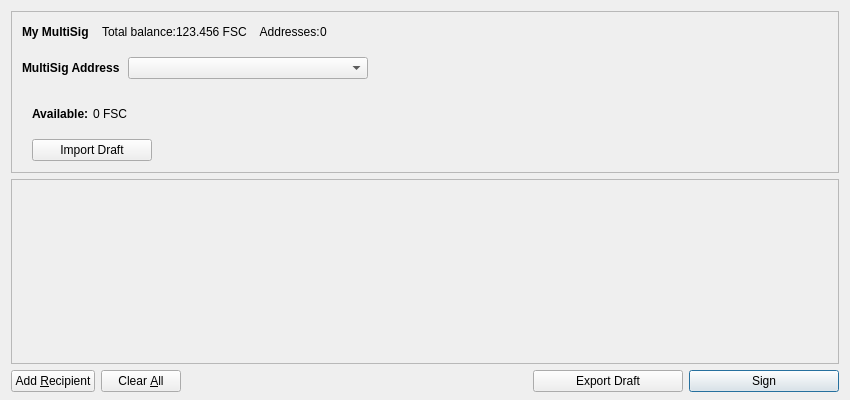
This is src/qt/forms/multisigdialog.ui in 60E/naocanfen as Qt 5 draws it before an edit. The edited form follows.
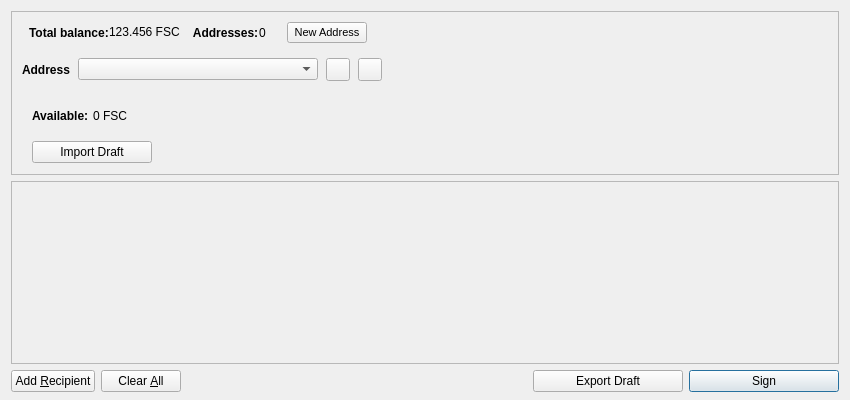
This is the edited form. Icons and pictures are not drawn.

Commit message: sign and send MultiSig transaction

Patch:
```diff
--- a/src/qt/forms/multisigdialog.ui
+++ b/src/qt/forms/multisigdialog.ui
@@ -87,12 +87,18 @@
              <string notr="true">font-weight:bold;</string>
             </property>
             <property name="text">
-             <string>My MultiSig    </string>
+             <string/>
             </property>
            </widget>
           </item>
           <item>
            <widget class="QLabel" name="label">
+            <property name="font">
+             <font>
+              <weight>75</weight>
+              <bold>true</bold>
+             </font>
+            </property>
             <property name="text">
              <string>Total balance:</string>
             </property>
@@ -113,6 +119,12 @@
           </item>
           <item>
            <widget class="QLabel" name="labelAddresses">
+            <property name="font">
+             <font>
+              <weight>75</weight>
+              <bold>true</bold>
+             </font>
+            </property>
             <property name="text">
              <string>    Addresses:</string>
             </property>
@@ -120,11 +132,33 @@
           </item>
           <item>
            <widget class="QLabel" name="labelAddressesNum">
+            <property name="minimumSize">
+             <size>
+              <width>28</width>
+              <height>0</height>
+             </size>
+            </property>
             <property name="text">
              <string>0</string>
             </property>
            </widget>
           </item>
+          <item>
+           <widget class="QPushButton" name="btnCreateAddr">
+            <property name="font">
+             <font>
+              <pointsize>8</pointsize>
+             </font>
+            </property>
+            <property name="text">
+             <string>New Address</string>
+            </property>
+            <property name="icon">
+             <iconset resource="../bitcoin.qrc">
+              <normaloff>:/icons/add</normaloff>:/icons/add</iconset>
+            </property>
+           </widget>
+          </item>
           <item>
            <spacer name="horizontalSpacer_2">
             <property name="orientation">
@@ -141,7 +175,7 @@
          </layout>
         </item>
         <item>
-         <layout class="QHBoxLayout" name="horizontalLayoutCoinControl2" stretch="0,0,0">
+         <layout class="QHBoxLayout" name="horizontalLayoutCoinControl2" stretch="0,0,0,0,0">
           <property name="spacing">
            <number>8</number>
           </property>
@@ -157,7 +191,7 @@
              </font>
             </property>
             <property name="text">
-             <string>MultiSig Address</string>
+             <string>Address</string>
             </property>
             <property name="margin">
              <number>5</number>
@@ -198,6 +232,34 @@
             </property>
            </widget>
           </item>
+          <item>
+           <widget class="QToolButton" name="btnExportAddr">
+            <property name="toolTip">
+             <string>Export MultiSig Address</string>
+            </property>
+            <property name="text">
+             <string/>
+            </property>
+            <property name="icon">
+             <iconset resource="../bitcoin.qrc">
+              <normaloff>:/icons/export2</normaloff>:/icons/export2</iconset>
+            </property>
+           </widget>
+          </item>
+          <item>
+           <widget class="QToolButton" name="btnImportAddr">
+            <property name="toolTip">
+             <string>Import MultiSig Address</string>
+            </property>
+            <property name="text">
+             <string/>
+            </property>
+            <property name="icon">
+             <iconset resource="../bitcoin.qrc">
+              <normaloff>:/icons/import</normaloff>:/icons/import</iconset>
+            </property>
+           </widget>
+          </item>
           <item>
            <spacer name="horizontalSpacerCoinControl">
             <property name="orientation">
@@ -328,28 +390,28 @@
                <item>
                 <widget class="QLabel" name="labelRequire">
                  <property name="text">
-                  <string>  </string>
+                  <string/>
                  </property>
                 </widget>
                </item>
                <item>
                 <widget class="QLabel" name="labelRequireAddr0">
                  <property name="text">
-                  <string>      </string>
+                  <string/>
                  </property>
                 </widget>
                </item>
                <item>
                 <widget class="QLabel" name="labelRequireAddr1">
                  <property name="text">
-                  <string>    </string>
+                  <string/>
                  </property>
                 </widget>
                </item>
                <item>
                 <widget class="QLabel" name="labelRequireAddr2">
                  <property name="text">
-                  <string>    </string>
+                  <string/>
                  </property>
                 </widget>
                </item>
@@ -402,7 +464,7 @@
         <x>0</x>
         <y>0</y>
         <width>828</width>
-        <height>176</height>
+        <height>160</height>
        </rect>
       </property>
       <layout class="QVBoxLayout" name="verticalLayout_2">
```
Left out of the diff: 2 changed lines with no effect on the pictures. The commit also changes 7 other files.
